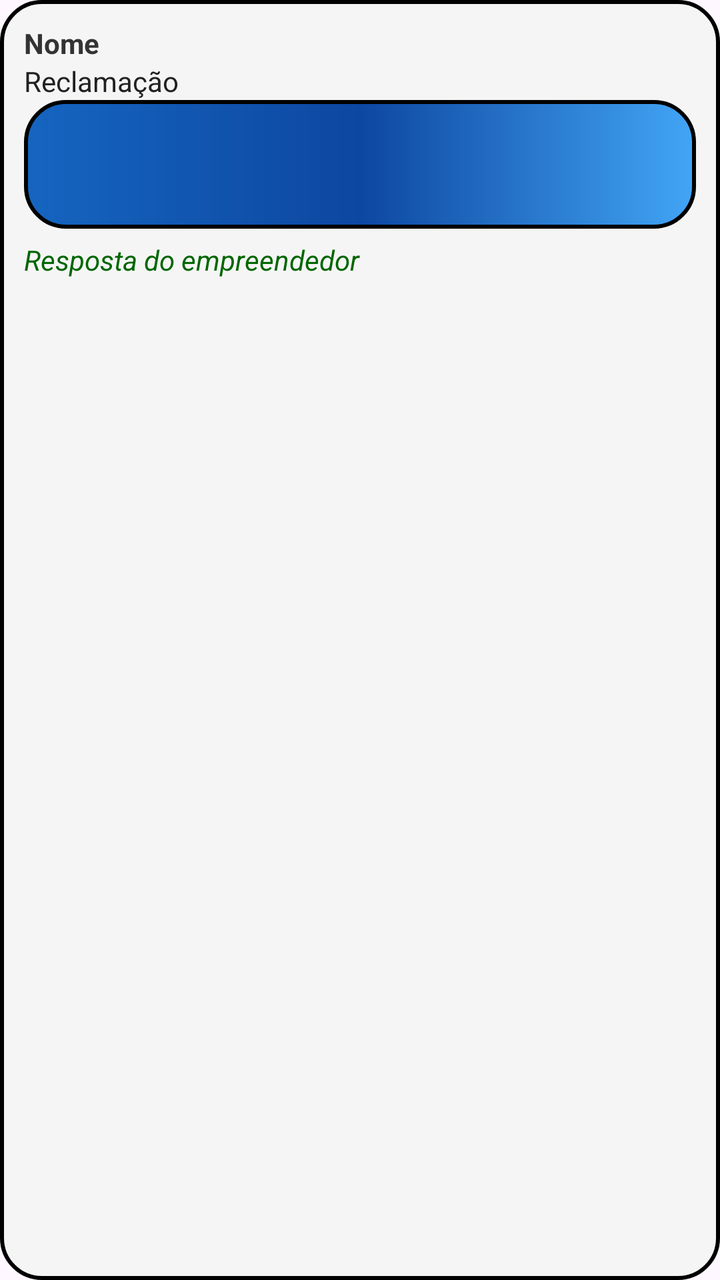
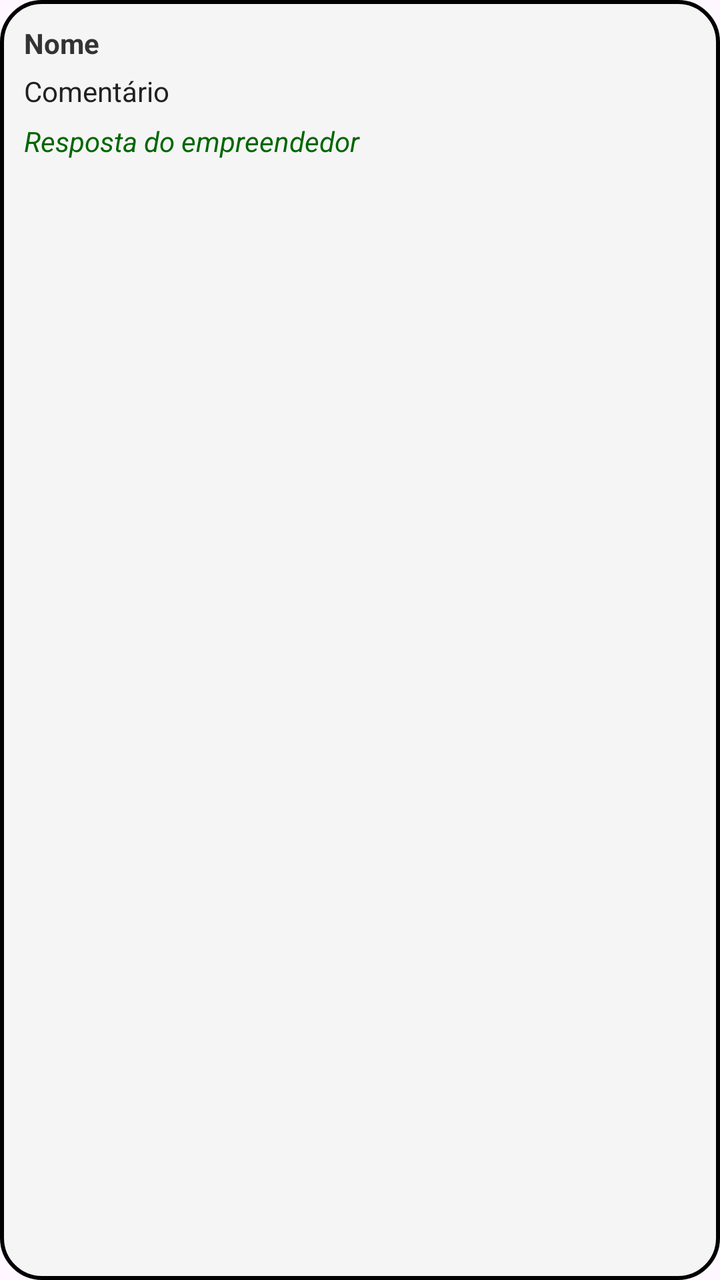

Before-and-after screenshots of an Android layout around one commit, followed by the original layout XML and the change that was made.
<!-- AndroidManifest.xml: application theme Theme.AppNegocios -->
<!-- res/layout/layout_view_reclamacoes.xml -->
<?xml version="1.0" encoding="utf-8"?>
<androidx.constraintlayout.widget.ConstraintLayout xmlns:android="http://schemas.android.com/apk/res/android"
    xmlns:app="http://schemas.android.com/apk/res-auto"
    android:id="@+id/constraintLayout"
    android:layout_width="match_parent"
    android:layout_height="wrap_content"
    android:layout_marginBottom="8dp"
    android:background="@drawable/conteiner_dashboard"
    android:padding="12dp">

    <TextView
        android:id="@+id/tvNome"
        android:layout_width="0dp"
        android:layout_height="wrap_content"
        android:text="Nome"
        android:textColor="#333"
        android:textStyle="bold"
        app:layout_constraintStart_toStartOf="parent"
        app:layout_constraintTop_toTopOf="parent" />

    <CheckBox
        android:id="@+id/cb_anonimo"
        android:layout_width="wrap_content"
        android:layout_height="wrap_content"
        android:text="Reclamação Anônima"
        android:visibility="gone"
        android:textStyle="bold"
        android:textColor="@color/dark_gray"
        app:layout_constraintStart_toStartOf="parent"
        app:layout_constraintTop_toTopOf="parent"  />

    <TextView
        android:id="@+id/tvReclamacao"
        android:layout_width="0dp"
        android:layout_height="wrap_content"
        android:layout_marginTop="15dp"
        android:paddingTop="4dp"
        android:text="Reclamação"
        android:textColor="@color/dark_gray"
        app:layout_constraintEnd_toEndOf="parent"
        app:layout_constraintStart_toStartOf="parent"
        app:layout_constraintTop_toBottomOf="@id/cb_anonimo" />

    <EditText
        android:id="@+id/edit_reclamacao"
        style="@style/edit_text"
        android:layout_width="0dp"
        android:layout_margin="0dp"
        android:maxLines="6"
        android:inputType="textMultiLine"
        android:scrollHorizontally="false"
        android:textColor="@color/white"
        android:textColorHint="@color/white"
        app:layout_constraintEnd_toEndOf="parent"
        app:layout_constraintStart_toStartOf="parent"
        app:layout_constraintTop_toBottomOf="@id/tvReclamacao" />

    <TextView
        android:id="@+id/tvResposta"
        android:layout_width="0dp"
        android:layout_height="wrap_content"
        android:paddingTop="6dp"
        android:text="Resposta do empreendedor"
        android:textColor="#006600"
        android:textStyle="italic"
        app:layout_constraintEnd_toEndOf="parent"
        app:layout_constraintStart_toStartOf="parent"
        app:layout_constraintTop_toBottomOf="@+id/edit_reclamacao"/>

    <EditText
        android:id="@+id/tvRespostatext"
        style="@style/edit_text"
        android:layout_width="0dp"
        android:layout_margin="0dp"
        android:maxLines="6"
        android:visibility="gone"
        android:inputType="textMultiLine"
        android:scrollHorizontally="false"
        android:textColor="@color/white"
        android:textColorHint="@color/white"
        app:layout_constraintEnd_toEndOf="parent"
        app:layout_constraintStart_toStartOf="parent"
        app:layout_constraintTop_toBottomOf="@id/tvResposta"/>

    <LinearLayout
        android:id="@+id/llbotoes"
        android:layout_width="0dp"
        android:layout_height="wrap_content"
        android:layout_marginTop="24dp"
        android:gravity="end"
        android:orientation="horizontal"
        android:visibility="gone"
        app:layout_constraintEnd_toEndOf="parent"
        app:layout_constraintTop_toBottomOf="@+id/edit_reclamacao">

        <androidx.appcompat.widget.AppCompatButton
            android:id="@+id/btnCancelar"
            android:layout_width="wrap_content"
            android:layout_height="wrap_content"
            android:background="@drawable/light_button_selector"
            android:text="Cancelar"
            android:textColor="@color/dark_gray" />

        <androidx.appcompat.widget.AppCompatButton
            android:id="@+id/btnSalvar"
            style="@style/mediumButton"
            android:layout_width="wrap_content"
            android:layout_height="wrap_content"
            android:layout_marginStart="16dp"
            android:layout_marginTop="0dp"
            android:text="Salvar" />
    </LinearLayout>

</androidx.constraintlayout.widget.ConstraintLayout>
<!-- resources referenced by this layout -->
<resources>
  <color name="dark_gray">#212121</color>
  <color name="white">#FFFFFFFF</color>
  <!-- drawable conteiner_dashboard (drawable) -->
  <?xml version="1.0" encoding="utf-8"?>
  <shape xmlns:android="http://schemas.android.com/apk/res/android">
      
      <solid android:color="@android:color/transparent" />
  
      
      <stroke
          android:width="2dp"
          android:color="@color/black" /> 
      
      <corners android:radius="20dp" />
      <solid android:color="@color/gray_light"/>
  </shape>
  <!-- drawable light_button_selector (drawable) -->
  <?xml version="1.0" encoding="utf-8"?>
  <selector xmlns:android="http://schemas.android.com/apk/res/android">
  
      
      <item android:state_pressed="true" android:drawable="@drawable/light_button_press" />
  
      
      <item android:drawable="@drawable/light_button" />
  
  </selector>
  <style name="Theme.AppNegocios" parent="Base.Theme.AppNegocios" />
  <color name="black">#FF000000</color>
  <color name="gray_light">#F5F5F5</color>
  <!-- drawable light_button_press (drawable) -->
  <?xml version="1.0" encoding="utf-8"?>
  <shape xmlns:android="http://schemas.android.com/apk/res/android">
  
      <corners android:radius="12dp" />
  
      <stroke
          android:width="1dp"
          android:color="#AAAAAA" />
  
      <gradient
          android:startColor="#E0E0E0"
          android:endColor="#D0D0D0"
          android:angle="270" />
  </shape>
  <!-- drawable light_button (drawable) -->
  <?xml version="1.0" encoding="utf-8"?>
  <shape xmlns:android="http://schemas.android.com/apk/res/android">
  
      <corners android:radius="12dp" />
  
      <stroke
          android:width="1dp"
          android:color="#CCCCCC" />
  
      <gradient
          android:startColor="#FDFDFD"
          android:endColor="#EDEDED"
          android:angle="270" />
  </shape>
  <!-- drawable edit_text (drawable) -->
  <?xml version="1.0" encoding="utf-8"?>
  <shape xmlns:android="http://schemas.android.com/apk/res/android">
  
      <gradient
          android:startColor="@color/primaryBlue"
          android:centerColor="@color/deepBlue"
          android:endColor="@color/blue_light"
          android:angle="0"
          />
      <corners android:radius="20dp"/>
      <stroke android:color="@color/black" android:width="2dp"/>
  
  </shape>
  <!-- drawable button_selector (drawable) -->
  <?xml version="1.0" encoding="utf-8"?>
  <selector xmlns:android="http://schemas.android.com/apk/res/android">
      <item android:drawable="@drawable/button_pressed" android:state_pressed="true" />
      <item android:drawable="@drawable/button" />
  </selector>
  <style name="Base.Theme.AppNegocios" parent="Theme.Material3.DayNight.NoActionBar">
          
          <item name="colorPrimary">@color/deepBlue</item>
      </style>
  <color name="primaryBlue">#1565C0</color>
  <color name="deepBlue">#0D47A1</color>
  <color name="blue_light">#42A5F5</color>
  <!-- drawable button_pressed (drawable) -->
  <?xml version="1.0" encoding="utf-8"?>
  <shape xmlns:android="http://schemas.android.com/apk/res/android">
      <corners android:radius="20dp" />
      <solid android:color="#daa520" /> 
  </shape>
  <!-- drawable button (drawable) -->
  <?xml version="1.0" encoding="utf-8"?>
  <shape xmlns:android="http://schemas.android.com/apk/res/android">
  
      <corners android:radius="20dp"/>
      <gradient
          android:startColor="@color/orangeAccent"
          android:centerColor="@color/yellowAccent"
          android:endColor="@color/amber"
          android:angle="180"
          />
  
  </shape>
  <color name="orangeAccent">#F57C00</color>
  <color name="yellowAccent">#FFC107</color>
  <color name="amber">#FFA000</color>
  <!-- unchanged entries left out for length: 2 -->
</resources>

<!-- the commit's change to res/layout/layout_view_reclamacoes.xml (unified diff, before → after) -->
@@ -1,7 +1,7 @@
 <?xml version="1.0" encoding="utf-8"?>
 <androidx.constraintlayout.widget.ConstraintLayout xmlns:android="http://schemas.android.com/apk/res/android"
     xmlns:app="http://schemas.android.com/apk/res-auto"
-    android:id="@+id/constraintLayout"
+    android:id="@+id/layoutPai"
     android:layout_width="match_parent"
     android:layout_height="wrap_content"
     android:layout_marginBottom="8dp"
@@ -22,38 +22,40 @@
         android:id="@+id/cb_anonimo"
         android:layout_width="wrap_content"
         android:layout_height="wrap_content"
-        android:text="Reclamação Anônima"
+        android:text="Avaliação Anônima"
+        android:textColor="@color/dark_gray"
+        android:textStyle="bold"
         android:visibility="gone"
-        android:textStyle="bold"
-        android:textColor="@color/dark_gray"
         app:layout_constraintStart_toStartOf="parent"
-        app:layout_constraintTop_toTopOf="parent"  />
+        app:layout_constraintTop_toTopOf="parent" />
 
     <TextView
-        android:id="@+id/tvReclamacao"
+        android:id="@+id/tvComentario"
         android:layout_width="0dp"
         android:layout_height="wrap_content"
-        android:layout_marginTop="15dp"
+        android:layout_marginTop="20dp"
         android:paddingTop="4dp"
-        android:text="Reclamação"
+        android:text="Comentário"
         android:textColor="@color/dark_gray"
         app:layout_constraintEnd_toEndOf="parent"
         app:layout_constraintStart_toStartOf="parent"
         app:layout_constraintTop_toBottomOf="@id/cb_anonimo" />
 
     <EditText
-        android:id="@+id/edit_reclamacao"
+        android:id="@+id/edit_comentario"
         style="@style/edit_text"
         android:layout_width="0dp"
         android:layout_margin="0dp"
+        android:inputType="textMultiLine"
         android:maxLines="6"
-        android:inputType="textMultiLine"
         android:scrollHorizontally="false"
         android:textColor="@color/white"
         android:textColorHint="@color/white"
+        android:visibility="gone"
         app:layout_constraintEnd_toEndOf="parent"
         app:layout_constraintStart_toStartOf="parent"
-        app:layout_constraintTop_toBottomOf="@id/tvReclamacao" />
+        app:layout_constraintTop_toBottomOf="@id/tvComentario" />
+
 
     <TextView
         android:id="@+id/tvResposta"
@@ -65,33 +67,45 @@
         android:textStyle="italic"
         app:layout_constraintEnd_toEndOf="parent"
         app:layout_constraintStart_toStartOf="parent"
-        app:layout_constraintTop_toBottomOf="@+id/edit_reclamacao"/>
+        app:layout_constraintTop_toBottomOf="@id/edit_comentario" />
+
+    <TextView
+        android:id="@+id/tvRespostatext"
+        android:layout_width="0dp"
+        android:layout_height="wrap_content"
+        android:paddingTop="4dp"
+        android:text="Resposta do empreendimento"
+        android:textColor="@color/dark_gray"
+        android:visibility="gone"
+        app:layout_constraintEnd_toEndOf="parent"
+        app:layout_constraintStart_toStartOf="parent"
+        app:layout_constraintTop_toBottomOf="@id/tvResposta" />
 
     <EditText
-        android:id="@+id/tvRespostatext"
+        android:id="@+id/edit_resposta"
         style="@style/edit_text"
         android:layout_width="0dp"
         android:layout_margin="0dp"
+        android:inputType="textMultiLine"
         android:maxLines="6"
-        android:visibility="gone"
-        android:inputType="textMultiLine"
         android:scrollHorizontally="false"
         android:textColor="@color/white"
         android:textColorHint="@color/white"
+        android:visibility="gone"
         app:layout_constraintEnd_toEndOf="parent"
         app:layout_constraintStart_toStartOf="parent"
-        app:layout_constraintTop_toBottomOf="@id/tvResposta"/>
+        app:layout_constraintTop_toBottomOf="@id/tvResposta" />
 
     <LinearLayout
         android:id="@+id/llbotoes"
         android:layout_width="0dp"
         android:layout_height="wrap_content"
-        android:layout_marginTop="24dp"
+        android:layout_marginTop="6dp"
         android:gravity="end"
         android:orientation="horizontal"
         android:visibility="gone"
         app:layout_constraintEnd_toEndOf="parent"
-        app:layout_constraintTop_toBottomOf="@+id/edit_reclamacao">
+        app:layout_constraintTop_toBottomOf="@id/edit_comentario">
 
         <androidx.appcompat.widget.AppCompatButton
             android:id="@+id/btnCancelar"
